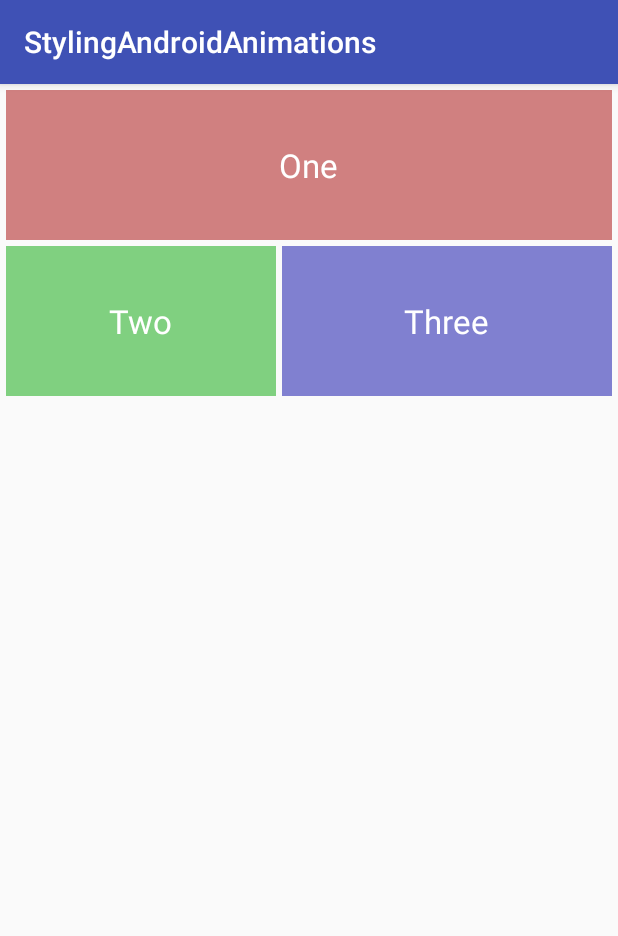
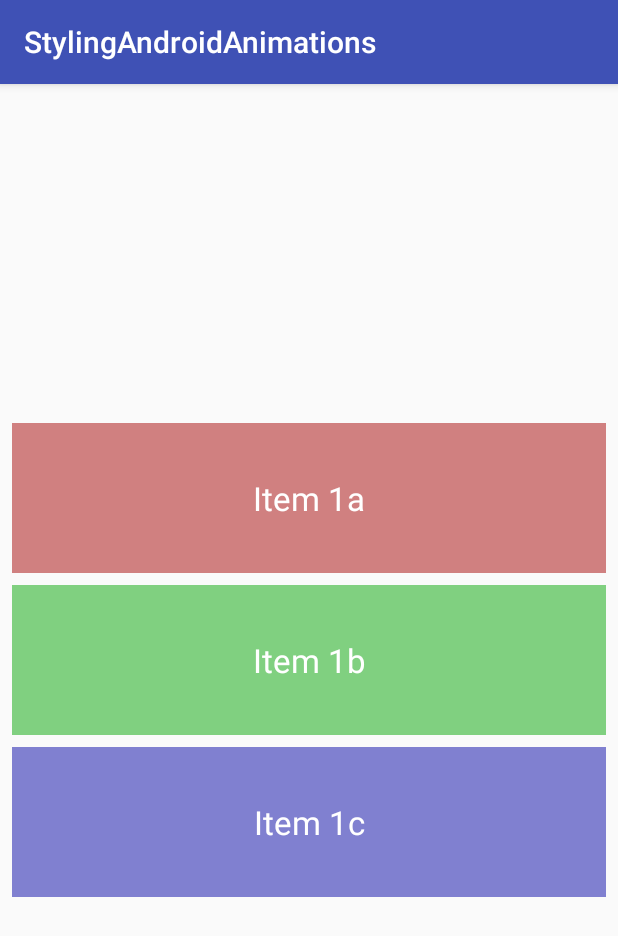
Before and after one commit to sahilpatel14/StylingAndroidAnimations, an Android app: the screen it shows after launch (MainActivity), on a phone screen of 412 x 824 dp. Shown: the top 936 px of the screen. Run offline under Robolectric (Android 15) with nearby library versions, the phone set to English and light mode, and no system bars.

Commit message:
adding more than one transition into a transition set

```diff
--- a/app/src/main/java/com/ninthsemester/stylingandroidanimations/MainActivity.kt
+++ b/app/src/main/java/com/ninthsemester/stylingandroidanimations/MainActivity.kt
@@ -3,9 +3,7 @@ package com.ninthsemester.stylingandroidanimations
 import android.os.Build
 import android.support.v7.app.AppCompatActivity
 import android.os.Bundle
-import android.transition.ChangeBounds
-import android.transition.Scene
-import android.transition.TransitionManager
+import android.transition.*
 import android.view.View
 import android.view.ViewGroup
 import android.widget.GridLayout
@@ -21,7 +19,6 @@ class MainActivity : AppCompatActivity(), View.OnClickListener {
 
     private lateinit var mScene1: Scene
     private lateinit var mScene2: Scene
-    private lateinit var mScene3: Scene
 
 
     override fun onCreate(savedInstanceState: Bundle?) {
@@ -33,32 +30,25 @@ class MainActivity : AppCompatActivity(), View.OnClickListener {
             mContainer = container
             mTransitionManager = TransitionManager()
 
-            mScene1 = Scene.getSceneForLayout(mContainer, R.layout.grid1, this)
-            mScene2 = Scene.getSceneForLayout(mContainer, R.layout.grid2, this)
-            mScene3 = Scene.getSceneForLayout(mContainer, R.layout.grid3, this)
+            mScene1 = Scene.getSceneForLayout(mContainer, R.layout.part3_1, this)
+            mScene2 = Scene.getSceneForLayout(mContainer, R.layout.part3_2, this)
 
             mScene1.setEnterAction {
-                mScene1.sceneRoot.findViewById<View>(R.id.item2).setOnClickListener(this)
-                mScene1.sceneRoot.findViewById<View>(R.id.item3).setOnClickListener(this)
+                mScene1.sceneRoot.findViewById<View>(R.id.item_1c).setOnClickListener(this)
             }
 
             mScene2.setEnterAction {
-                mScene2.sceneRoot.findViewById<View>(R.id.item1).setOnClickListener(this)
-                mScene2.sceneRoot.findViewById<View>(R.id.item3).setOnClickListener(this)
+                mScene2.sceneRoot.findViewById<View>(R.id.item_1a).setOnClickListener(this)
             }
 
-            mScene3.setEnterAction {
-                mScene3.sceneRoot.findViewById<View>(R.id.item1).setOnClickListener(this)
-                mScene3.sceneRoot.findViewById<View>(R.id.item2).setOnClickListener(this)
-            }
 
-            val transition = ChangeBounds()
+//            val transition = AutoTransition()
+//            or
+            val transition = TransitionSet()
+            transition.ordering = TransitionSet.ORDERING_TOGETHER
+            transition.addTransition(ChangeBounds()).addTransition(Fade())
             mTransitionManager.setTransition(mScene1, mScene2, transition)
-            mTransitionManager.setTransition(mScene1, mScene3, transition)
             mTransitionManager.setTransition(mScene2, mScene1, transition)
-            mTransitionManager.setTransition(mScene2, mScene3, transition)
-            mTransitionManager.setTransition(mScene3, mScene1, transition)
-            mTransitionManager.setTransition(mScene3, mScene2, transition)
             mScene1.enter()
 
         }
@@ -70,9 +60,8 @@ class MainActivity : AppCompatActivity(), View.OnClickListener {
 
         if (Build.VERSION.SDK_INT >= Build.VERSION_CODES.KITKAT) {
             when (v?.id) {
-                R.id.item1 -> mTransitionManager.transitionTo(mScene1)
-                R.id.item2 -> mTransitionManager.transitionTo(mScene2)
-                R.id.item3 -> mTransitionManager.transitionTo(mScene3)
+                R.id.item_1a -> mTransitionManager.transitionTo(mScene1)
+                R.id.item_1c -> mTransitionManager.transitionTo(mScene2)
             }
         }
     }
--- /dev/null
+++ b/app/src/main/res/layout/part3_1.xml
@@ -0,0 +1,44 @@
+<?xml version="1.0" encoding="utf-8"?>
+<LinearLayout xmlns:android="http://schemas.android.com/apk/res/android"
+    android:id="@+id/parent"
+    android:layout_width="match_parent"
+    android:layout_height="match_parent"
+    android:layout_weight="1"
+    android:gravity="center"
+    android:orientation="vertical"
+    android:padding="@dimen/margin">
+
+    <TextView
+        android:id="@+id/item_1a"
+        android:layout_width="fill_parent"
+        android:layout_height="wrap_content"
+        android:minHeight="@dimen/item_height"
+        android:background="@color/red"
+        android:text="Item 1a"
+        android:gravity="center"
+        android:textAppearance="@style/Text"
+        android:layout_margin="@dimen/margin"/>
+
+    <TextView
+        android:id="@+id/item_1b"
+        android:layout_width="fill_parent"
+        android:layout_height="wrap_content"
+        android:minHeight="@dimen/item_height"
+        android:background="@color/green"
+        android:text="Item 1b"
+        android:gravity="center"
+        android:textAppearance="@style/Text"
+        android:layout_margin="@dimen/margin"/>
+
+    <TextView
+        android:id="@+id/item_1c"
+        android:layout_width="fill_parent"
+        android:layout_height="wrap_content"
+        android:minHeight="@dimen/item_height"
+        android:background="@color/blue"
+        android:text="Item 1c"
+        android:gravity="center"
+        android:textAppearance="@style/Text"
+        android:layout_margin="@dimen/margin"/>
+
+</LinearLayout>
--- a/app/src/main/res/values/colors.xml
+++ b/app/src/main/res/values/colors.xml
@@ -7,4 +7,5 @@
     <color name="red">#FFD08080</color>
     <color name="green">#FF80D080</color>
     <color name="blue">#FF8080D0</color>
+    <color name="orange">#FFF0A080</color>
 </resources>
```
Also changed, not shown: app/src/main/res/layout/part3_2.xml (added, +34 -0 lines).
